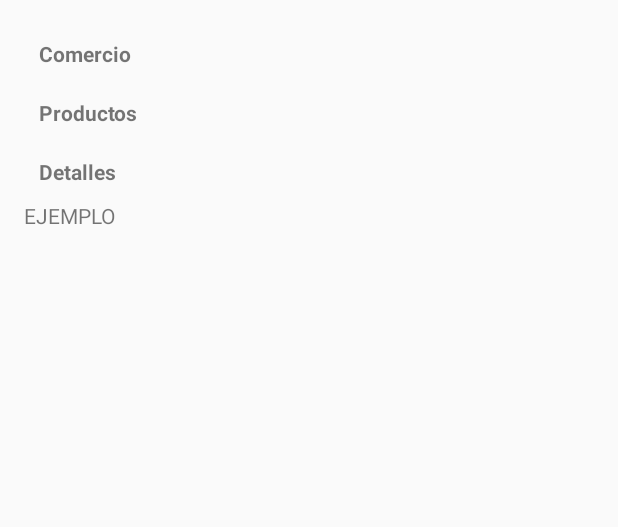
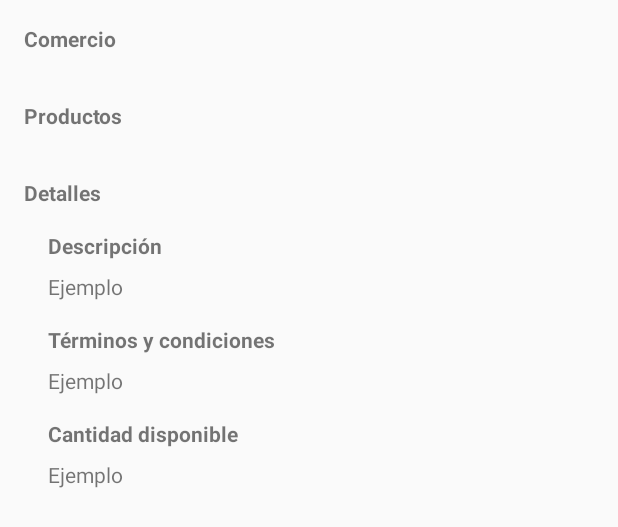
Before and after one commit to mberetta/mobile2016c2, an Android app: the layout activity_view_discount.xml on its own in the app's theme, with its tools: preview values and no code run, on a phone screen of 412 x 824 dp. Shown: the top 527 px of the screen. Run offline under Robolectric (Android 15) with nearby library versions, the phone set to English and light mode, and no system bars.

Commit message:
Discounts

```diff
--- a/CoeliacApp/app/src/main/java/ar/edu/utn/frba/coeliacs/coeliacapp/location/LocationProvider.java
+++ b/CoeliacApp/app/src/main/java/ar/edu/utn/frba/coeliacs/coeliacapp/location/LocationProvider.java
@@ -26,6 +26,7 @@ public abstract class LocationProvider implements GoogleApiClient.ConnectionCall
 
     @Override
     public void onConnected(Bundle bundle) {
+        // TODO ask for permission if needed
         Location location = LocationServices.FusedLocationApi.getLastLocation(googleApiClient);
         onLastKnownLocationAvailable(location.getLatitude(), location.getLongitude());
         googleApiClient.disconnect();
--- a/CoeliacApp/app/src/main/java/ar/edu/utn/frba/coeliacs/coeliacapp/models/components/NoScrollIconListView.java
+++ b/CoeliacApp/app/src/main/java/ar/edu/utn/frba/coeliacs/coeliacapp/models/components/NoScrollIconListView.java
@@ -34,6 +34,7 @@ public class NoScrollIconListView extends LinearLayout {
     }
 
     public void setItems(List<IconArrayAdapterModel> items) {
+        setOrientation(LinearLayout.VERTICAL);
         LayoutInflater layoutInflater = (LayoutInflater) getContext().getSystemService(Context.LAYOUT_INFLATER_SERVICE);
         for (IconArrayAdapterModel item : items) {
             View rowView = layoutInflater.inflate(R.layout.icon_array_adapter, null);
--- a/CoeliacApp/app/src/main/res/layout/activity_view_discount.xml
+++ b/CoeliacApp/app/src/main/res/layout/activity_view_discount.xml
@@ -19,38 +19,94 @@
             android:layout_width="wrap_content"
             android:text="@string/shop"
             android:textStyle="bold"
-            android:layout_margin="10dp"/>
+            android:layout_marginBottom="16dp"/>
 
+        <!--
         <ar.edu.utn.frba.coeliacs.coeliacapp.models.components.NoScrollIconListView
             android:layout_width="match_parent"
             android:layout_height="wrap_content"
+            android:id="@+id/shop_container"/>
+        -->
+        <ListView
+            android:layout_width="match_parent"
+            android:layout_height="wrap_content"
             android:id="@+id/shop_container"
-            android:orientation="vertical"/>
+            android:scrollbars="none"/>
 
         <TextView
             android:layout_height="wrap_content"
             android:layout_width="wrap_content"
             android:text="@string/product"
             android:textStyle="bold"
-            android:layout_margin="10dp"/>
+            android:layout_marginTop="16dp"
+            android:layout_marginBottom="16dp"/>
 
+        <!--
         <ar.edu.utn.frba.coeliacs.coeliacapp.models.components.NoScrollIconListView
             android:layout_width="match_parent"
             android:layout_height="wrap_content"
+            android:id="@+id/product_list"/>
+        -->
+        <ListView
+            android:layout_width="match_parent"
+            android:layout_height="wrap_content"
             android:id="@+id/product_list"
-            android:orientation="vertical"/>
+            android:scrollbars="none"/>
 
         <TextView
             android:layout_height="wrap_content"
             android:layout_width="wrap_content"
             android:text="@string/details"
             android:textStyle="bold"
-            android:layout_margin="10dp"/>
+            android:layout_marginTop="16dp"
+            android:layout_marginBottom="16dp"/>
 
         <TextView
             android:layout_height="wrap_content"
             android:layout_width="wrap_content"
-            android:text="EJEMPLO"/>
+            android:layout_marginLeft="16dp"
+            android:layout_marginBottom="8dp"
+            android:textStyle="bold"
+            android:text="@string/description"/>
+
+        <TextView
+            android:layout_height="wrap_content"
+            android:layout_width="wrap_content"
+            android:id="@+id/description"
+            android:layout_marginLeft="16dp"
+            android:layout_marginBottom="16dp"
+            android:text="Ejemplo"/>
+
+        <TextView
+            android:layout_height="wrap_content"
+            android:layout_width="wrap_content"
+            android:layout_marginLeft="16dp"
+            android:layout_marginBottom="8dp"
+            android:textStyle="bold"
+            android:text="@string/termsAndConditions"/>
+
+        <TextView
+            android:layout_height="wrap_content"
+            android:layout_width="wrap_content"
+            android:id="@+id/terms_conditions"
+            android:layout_marginLeft="16dp"
+            android:layout_marginBottom="16dp"
+            android:text="Ejemplo"/>
+
+        <TextView
+            android:layout_height="wrap_content"
+            android:layout_width="wrap_content"
+            android:layout_marginLeft="16dp"
+            android:layout_marginBottom="8dp"
+            android:textStyle="bold"
+            android:text="@string/availableQuantity"/>
+
+        <TextView
+            android:layout_height="wrap_content"
+            android:layout_width="wrap_content"
+            android:layout_marginLeft="16dp"
+            android:id="@+id/available_quantity"
+            android:text="Ejemplo"/>
 
     </LinearLayout>
 
--- a/CoeliacApp/app/src/main/res/menu/discounts.xml
+++ /dev/null
@@ -1,6 +0,0 @@
-<?xml version="1.0" encoding="utf-8"?>
-<menu xmlns:android="http://schemas.android.com/apk/res/android">
-
-    <item android:id="@+id/discount_filters" android:title="@string/filters"/>
-
-</menu>
--- a/CoeliacApp/app/src/main/res/values/strings.xml
+++ b/CoeliacApp/app/src/main/res/values/strings.xml
@@ -3,9 +3,12 @@
     <string name="error_webservice">Error al consultar servidor.</string>
     <string name="error_location">Error al obtener ubicación.</string>
     <string name="title_near_discounts">Descuentos cercanos</string>
-    <string name="filters">Filtrar</string>
     <string name="title_view_discount">Ver descuento</string>
     <string name="shop">Comercio</string>
     <string name="product">Productos</string>
     <string name="details">Detalles</string>
+    <string name="termsAndConditions">Términos y condiciones</string>
+    <string name="description">Descripción</string>
+    <string name="availableQuantity">Cantidad disponible</string>
+    <string name="units">unidades</string>
 </resources>
```
Also changed, not shown: CoeliacApp/app/src/main/java/ar/edu/utn/frba/coeliacs/coeliacapp/models/components/UIUtils.java (added, +35 -0 lines), CoeliacApp/app/src/main/java/ar/edu/utn/frba/coeliacs/coeliacapp/models/discounts/DiscountsActivity.java (+0 -18 lines), CoeliacApp/app/src/main/java/ar/edu/utn/frba/coeliacs/coeliacapp/models/discounts/ViewDiscountActivity.java (+75 -18 lines).
